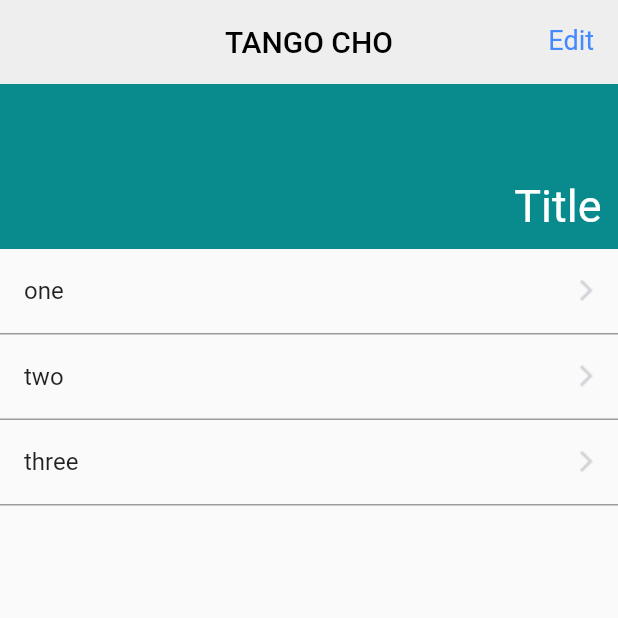
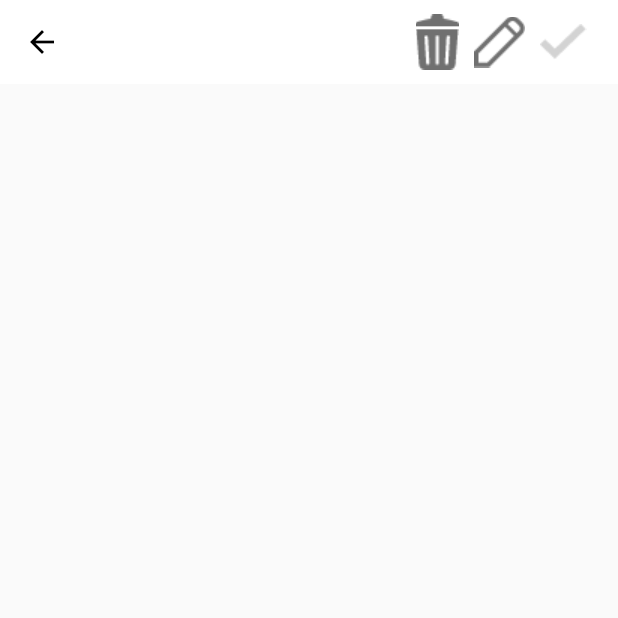
Before and after one commit to Tetsukick/TANGO, a Flutter app: the TangoListDetailWidget screen opened directly, after a tap on "one", on a phone screen of 412 x 824 dp, the top half of it. Run offline on Flutter 3.47's test engine with Material 2 defaults, Android fonts, the phone set to English and light mode, and no system bars; Roboto replaces fonts that are missing (SFProDisplay).

Commit message:
単語画面ヘッダの作成

```diff
--- a/source_code/tango/lib/TangoListDetailScreen.dart
+++ b/source_code/tango/lib/TangoListDetailScreen.dart
@@ -1,4 +1,5 @@
 import 'package:flutter/material.dart';
+import 'TangoScreen.dart';
 
 class TangoListDetailScreen extends StatelessWidget {
   @override
@@ -106,7 +107,12 @@ class ListState extends State<TangoListDetailWidget> {
               child: ListTile(
                 trailing: Image.asset('assets/right_detail_grey.png'),
                 title: Text(listItem[index - 1]),
-                onTap: () { /* react to the tile being tapped */ },
+                onTap: () {
+                  Navigator.push(
+                    context,
+                    MaterialPageRoute(builder: (context) => TangoScreen()),
+                  );
+                },
               ));},
         itemCount: listItem.length + 1,
       ),
--- /dev/null
+++ b/source_code/tango/lib/TangoScreen.dart
@@ -0,0 +1,67 @@
+import 'package:flutter/material.dart';
+
+class TangoScreen extends StatelessWidget {
+  @override
+  Widget build(BuildContext context) {
+    return Scaffold(
+      body: TangoWidget(),
+    );
+  }
+}
+
+class Header extends StatelessWidget with PreferredSizeWidget{
+  @override
+  Size get preferredSize => Size.fromHeight(kToolbarHeight);
+
+  @override
+  Widget build(BuildContext context) {
+    return AppBar(
+      iconTheme: IconThemeData(
+        color: Colors.black,
+      ),
+      actions: [
+        Padding(
+          padding: const EdgeInsets.only(right: 16.0),
+          child: Row(
+            children: [
+              Container(
+                margin: EdgeInsets.only(left: 5.0, right: 5.0),
+                child: Image.asset('assets/trash.png'),
+              ),
+              Container(
+                margin: EdgeInsets.only(left: 5.0, right: 5.0),
+                child: Image.asset('assets/pen.png'),
+              ),
+              Container(
+                margin: EdgeInsets.only(left: 5.0, right: 5.0),
+                child: Image.asset('assets/checkmark_lightgrey.png'),
+              ),
+            ],
+          )
+        ),
+      ],
+      backgroundColor: Colors.white,
+      centerTitle: true,
+      elevation: 0.0,
+    );
+  }
+}
+
+class TangoWidget extends StatefulWidget {
+  @override
+  State<StatefulWidget> createState() {
+    return TangoState();
+  }
+}
+
+class TangoState extends State<TangoWidget> {
+  var listItem = ['one', 'two', 'three'];
+
+  @override
+  Widget build(BuildContext context) {
+    return Scaffold(
+      appBar: Header(),
+      body: Container(),
+    );
+  }
+}
```
Also changed, not shown: design/Assets/right_detail_grey@2x.png (deleted), design/Assets/right_detail_grey@3x.png (deleted), source_code/tango/assets/checkmark_blue.png (added), source_code/tango/assets/checkmark_lightgrey.png (added), source_code/tango/assets/home.png (added), source_code/tango/assets/pen.png (added), source_code/tango/assets/trash.png (added).
